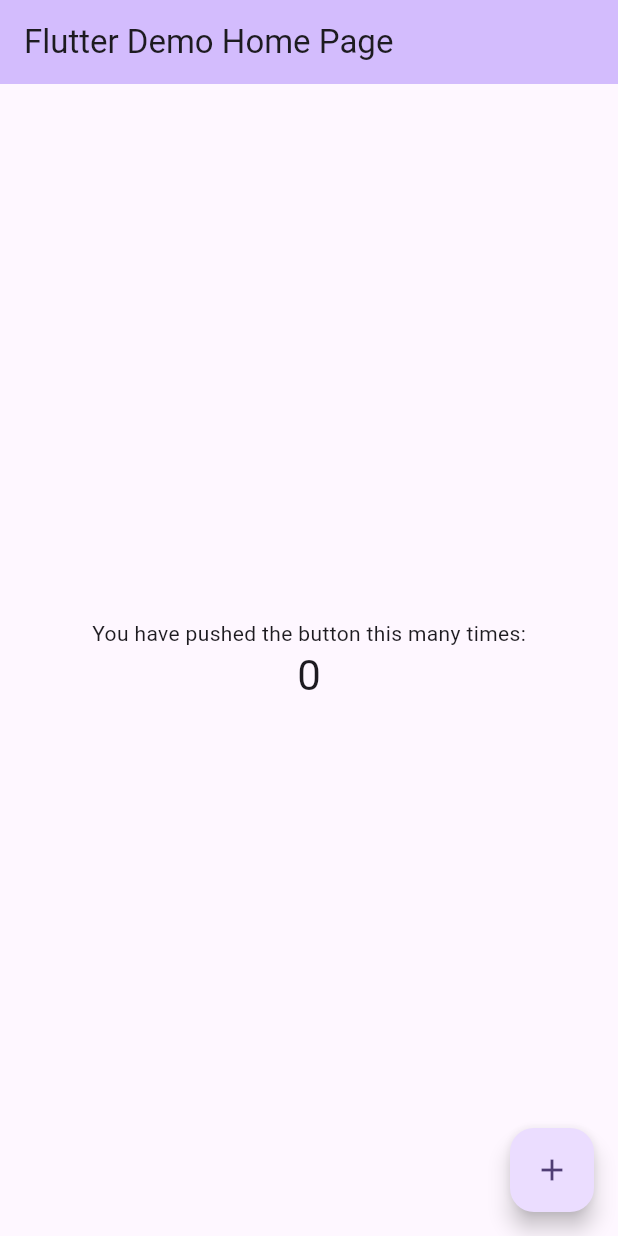
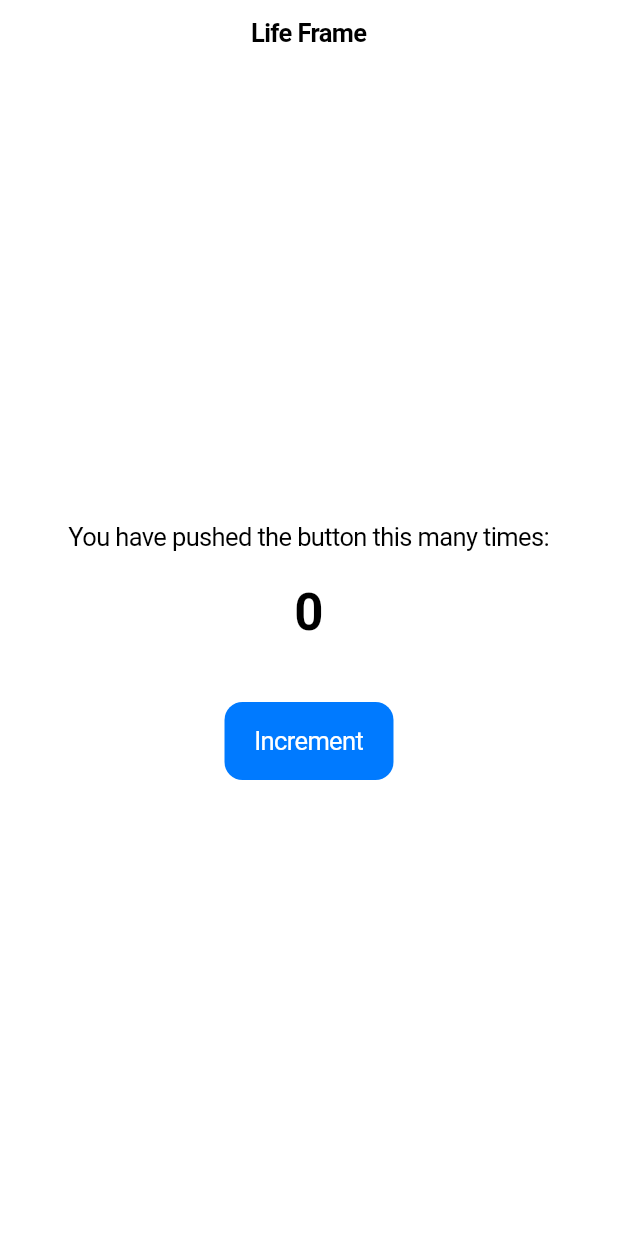
Before and after one commit to openark-net/life_frame, a Flutter app: the screen it shows after launch, on a phone screen of 412 x 824 dp. Run offline on Flutter 3.47's test engine with Material 3 defaults, Android fonts, the phone set to English and light mode, and no system bars.

Commit message:
setup basic theme

```diff
--- a/lib/main.dart
+++ b/lib/main.dart
@@ -1,4 +1,4 @@
-import 'package:flutter/material.dart';
+import 'package:flutter/cupertino.dart';
 
 void main() {
   runApp(const MyApp());
@@ -7,45 +7,21 @@ void main() {
 class MyApp extends StatelessWidget {
   const MyApp({super.key});
 
-  // This widget is the root of your application.
   @override
   Widget build(BuildContext context) {
-    return MaterialApp(
-      title: 'Flutter Demo',
-      theme: ThemeData(
-        // This is the theme of your application.
-        //
-        // TRY THIS: Try running your application with "flutter run". You'll see
-        // the application has a purple toolbar. Then, without quitting the app,
-        // try changing the seedColor in the colorScheme below to Colors.green
-        // and then invoke "hot reload" (save your changes or press the "hot
-        // reload" button in a Flutter-supported IDE, or press "r" if you used
-        // the command line to start the app).
-        //
-        // Notice that the counter didn't reset back to zero; the application
-        // state is not lost during the reload. To reset the state, use hot
-        // restart instead.
-        //
-        // This works for code too, not just values: Most code changes can be
-        // tested with just a hot reload.
-        colorScheme: ColorScheme.fromSeed(seedColor: Colors.deepPurple),
+    return CupertinoApp(
+      title: 'Life Frame',
+      theme: CupertinoThemeData(
+        brightness: MediaQuery.platformBrightnessOf(context),
+        primaryColor: CupertinoColors.systemBlue,
       ),
-      home: const MyHomePage(title: 'Flutter Demo Home Page'),
+      home: const MyHomePage(title: 'Life Frame'),
     );
   }
 }
 
 class MyHomePage extends StatefulWidget {
   const MyHomePage({super.key, required this.title});
-
-  // This widget is the home page of your application. It is stateful, meaning
-  // that it has a State object (defined below) that contains fields that affect
-  // how it looks.
-
-  // This class is the configuration for the state. It holds the values (in this
-  // case the title) provided by the parent (in this case the App widget) and
-  // used by the build method of the State. Fields in a Widget subclass are
-  // always marked "final".
 
   final String title;
 
@@ -58,65 +34,39 @@ class _MyHomePageState extends State<MyHomePage> {
 
   void _incrementCounter() {
     setState(() {
-      // This call to setState tells the Flutter framework that something has
-      // changed in this State, which causes it to rerun the build method below
-      // so that the display can reflect the updated values. If we changed
-      // _counter without calling setState(), then the build method would not be
-      // called again, and so nothing would appear to happen.
       _counter++;
     });
   }
 
   @override
   Widget build(BuildContext context) {
-    // This method is rerun every time setState is called, for instance as done
-    // by the _incrementCounter method above.
-    //
-    // The Flutter framework has been optimized to make rerunning build methods
-    // fast, so that you can just rebuild anything that needs updating rather
-    // than having to individually change instances of widgets.
-    return Scaffold(
-      appBar: AppBar(
-        // TRY THIS: Try changing the color here to a specific color (to
-        // Colors.amber, perhaps?) and trigger a hot reload to see the AppBar
-        // change color while the other colors stay the same.
-        backgroundColor: Theme.of(context).colorScheme.inversePrimary,
-        // Here we take the value from the MyHomePage object that was created by
-        // the App.build method, and use it to set our appbar title.
-        title: Text(widget.title),
+    return CupertinoPageScaffold(
+      navigationBar: CupertinoNavigationBar(
+        middle: Text(widget.title),
       ),
-      body: Center(
-        // Center is a layout widget. It takes a single child and positions it
-        // in the middle of the parent.
+      child: SafeArea(
+        child: Center(
           child: Column(
-          // Column is also a layout widget. It takes a list of children and
-          // arranges them vertically. By default, it sizes itself to fit its
-          // children horizontally, and tries to be as tall as its parent.
-          //
-          // Column has various properties to control how it sizes itself and
-          // how it positions its children. Here we use mainAxisAlignment to
-          // center the children vertically; the main axis here is the vertical
-          // axis because Columns are vertical (the cross axis would be
-          // horizontal).
-          //
-          // TRY THIS: Invoke "debug painting" (choose the "Toggle Debug Paint"
-          // action in the IDE, or press "p" in the console), to see the
-          // wireframe for each widget.
             mainAxisAlignment: MainAxisAlignment.center,
             children: <Widget>[
-            const Text('You have pushed the button this many times:'),
+              Text(
+                'You have pushed the button this many times:',
+                style: CupertinoTheme.of(context).textTheme.textStyle,
+              ),
+              const SizedBox(height: 20),
               Text(
                 '$_counter',
-              style: Theme.of(context).textTheme.headlineMedium,
+                style: CupertinoTheme.of(context).textTheme.navLargeTitleTextStyle,
+              ),
+              const SizedBox(height: 40),
+              CupertinoButton.filled(
+                onPressed: _incrementCounter,
+                child: const Text('Increment'),
               ),
             ],
           ),
         ),
-      floatingActionButton: FloatingActionButton(
-        onPressed: _incrementCounter,
-        tooltip: 'Increment',
-        child: const Icon(Icons.add),
-      ), // This trailing comma makes auto-formatting nicer for build methods.
+      ),
     );
   }
 }
```
Also changed, not shown: .claude/settings.local.json (added). Lines whose indentation alone changed are shown as unchanged.
